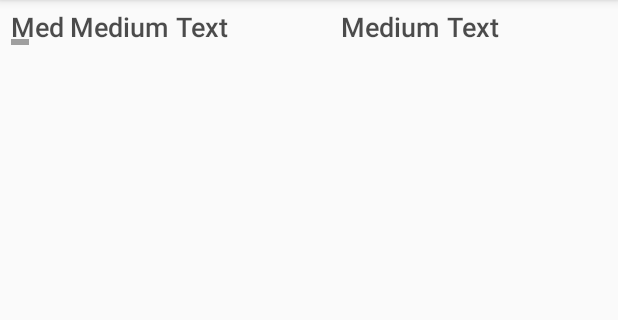
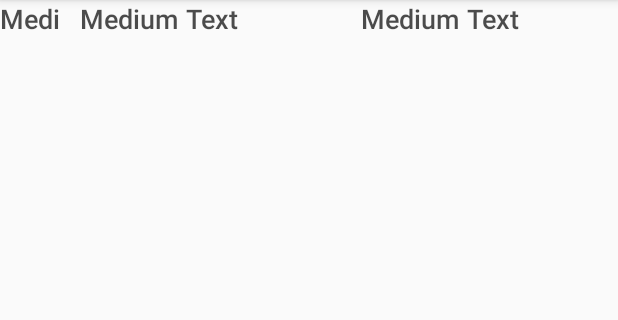
Before and after one commit to elkasvirElka/DocumentSender, an Android app: the layout list_view_item.xml on its own in the app's theme, with its tools: preview values and no code run, on a phone screen of 412 x 824 dp, the part 84-404 px from its top. Run offline under Robolectric (Android 15) with nearby library versions, the phone set to English and light mode, and no system bars.

Commit message:
update design list_view_item

```diff
--- a/app/src/main/java/com/example/a25fli/documentsender/HistoryActivity.java
+++ b/app/src/main/java/com/example/a25fli/documentsender/HistoryActivity.java
@@ -106,8 +106,8 @@ public class HistoryActivity extends Fragment {
                         for (JsonElement element : responseJson) {
                             JsonObject object = element.getAsJsonObject();
 
-                            data.add(new myTableClass(object.get("id").getAsString(),object.get("name").getAsString(),
-                                    object.get("state").getAsString()));
+                            data.add(new myTableClass(object.get("id").getAsString(),object.get("doc_id").getAsString(),
+                                    object.get("state_id").getAsString()));
                         }
                         grid.setAdapter(new MyAdapter(getActivity(),data));
                     }
--- a/app/src/main/java/com/example/a25fli/documentsender/MainActivity.java
+++ b/app/src/main/java/com/example/a25fli/documentsender/MainActivity.java
@@ -10,7 +10,9 @@ import com.aurelhubert.ahbottomnavigation.AHBottomNavigation;
 import com.aurelhubert.ahbottomnavigation.AHBottomNavigationItem;
 
 public class MainActivity extends AppCompatActivity {
-    public static Server server = new Server("193.105.65.66", 1025);
+
+  //  public static Server server = new Server("193.105.65.66", 1025);
+    public static Server server = new Server("192.168.3.4", 8080);
 
     @Override
     protected void onCreate(Bundle savedInstanceState) {
--- a/app/src/main/res/layout/list_view_item.xml
+++ b/app/src/main/res/layout/list_view_item.xml
@@ -1,51 +1,28 @@
 <?xml version="1.0" encoding="utf-8"?>
 <LinearLayout xmlns:android="http://schemas.android.com/apk/res/android"
-    android:layout_width="match_parent"
-    android:layout_height="wrap_content"
-    android:orientation="horizontal"
-    android:padding="5dp">
-
-    <HorizontalScrollView
-        android:layout_width="0dp"
-        android:layout_height="match_parent"
-        android:layout_weight="1"
-        android:layout_marginEnd="2dp"
-        android:layout_marginStart="2dp">
+    android:layout_width="fill_parent"
+    android:layout_height="fill_parent"
+    android:orientation="horizontal" >
 
     <TextView
         android:id="@+id/item_col1"
-            android:layout_width="wrap_content"
-            android:layout_height="match_parent"
+        android:layout_width="53dp"
+        android:layout_height="25dp"
         android:text="Medium Text"
         android:textAppearance="?android:attr/textAppearanceMedium" />
-    </HorizontalScrollView>
-
-    <HorizontalScrollView
-        android:layout_width="0dp"
-        android:layout_height="match_parent"
-        android:layout_weight="5"
-        android:layout_marginEnd="2dp"
-        android:layout_marginStart="2dp">
 
     <TextView
         android:id="@+id/item_col2"
-            android:layout_width="wrap_content"
-            android:layout_height="match_parent"
+        android:layout_width="187dp"
+        android:layout_height="25dp"
         android:text="Medium Text"
         android:textAppearance="?android:attr/textAppearanceMedium" />
-    </HorizontalScrollView>
-
-    <HorizontalScrollView
-        android:layout_width="0dp"
-        android:layout_height="match_parent"
-        android:layout_weight="5">
 
     <TextView
         android:id="@+id/item_col3"
-            android:layout_width="wrap_content"
-            android:layout_height="match_parent"
+        android:layout_width="134dp"
+        android:layout_height="25dp"
         android:text="Medium Text"
         android:textAppearance="?android:attr/textAppearanceMedium" />
-    </HorizontalScrollView>
 
 </LinearLayout>
```
Also changed, not shown: app/src/main/res/layout/history.xml (+0 -13 lines). Lines whose indentation alone changed are shown as unchanged.
